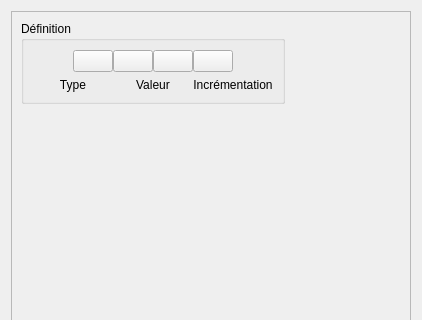
This is sources/ui/selectautonumw.ui in qelectrotech/qelectrotech-source-mirror as Qt 5 draws it before an edit; both pictures show x 0 to 422 and y 0 to 320 of the 422 by 508 pixel window. The edited form follows.
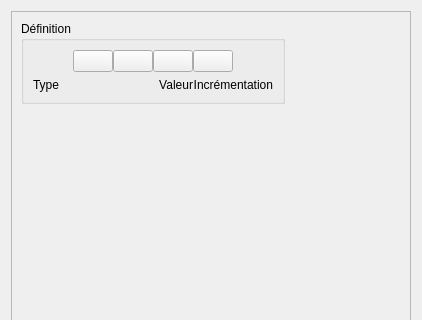
This is the edited form. Icons and pictures are not drawn.

Patch:
```diff
--- a/sources/ui/selectautonumw.ui
+++ b/sources/ui/selectautonumw.ui
@@ -224,7 +224,7 @@
                  <string>Type</string>
                 </property>
                 <property name="alignment">
-                 <set>Qt::AlignCenter</set>
+                 <set>Qt::AlignLeading|Qt::AlignLeft|Qt::AlignVCenter</set>
                 </property>
                </widget>
               </item>
@@ -234,7 +234,7 @@
                  <string>Valeur</string>
                 </property>
                 <property name="alignment">
-                 <set>Qt::AlignCenter</set>
+                 <set>Qt::AlignRight|Qt::AlignTrailing|Qt::AlignVCenter</set>
                 </property>
                </widget>
               </item>
@@ -250,7 +250,7 @@
                  <string>Incrémentation</string>
                 </property>
                 <property name="alignment">
-                 <set>Qt::AlignCenter</set>
+                 <set>Qt::AlignRight|Qt::AlignTrailing|Qt::AlignVCenter</set>
                 </property>
                </widget>
               </item>
```
